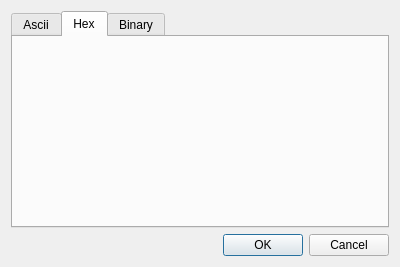
This is addsequence.ui in rcetin/pipo as Qt 5 draws it before an edit. The edited form follows.
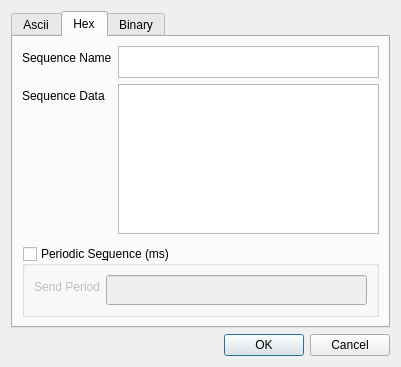
This is the edited form. The open tabs and pages were chosen to show the change.

Commit message: hex input is added to serial sequences

```diff
--- a/addsequence.ui
+++ b/addsequence.ui
@@ -6,8 +6,8 @@
    <rect>
     <x>0</x>
     <y>0</y>
-    <width>400</width>
-    <height>267</height>
+    <width>401</width>
+    <height>367</height>
    </rect>
   </property>
   <property name="windowTitle">
@@ -172,6 +172,105 @@
       <attribute name="title">
        <string>Hex</string>
       </attribute>
+      <layout class="QFormLayout" name="formLayout_5">
+       <item row="0" column="0">
+        <widget class="QLabel" name="label_4">
+         <property name="text">
+          <string>Sequence Name</string>
+         </property>
+        </widget>
+       </item>
+       <item row="1" column="0">
+        <widget class="QLabel" name="label_5">
+         <property name="text">
+          <string>Sequence Data</string>
+         </property>
+        </widget>
+       </item>
+       <item row="3" column="0" colspan="2">
+        <widget class="QGroupBox" name="groupBox_2">
+         <property name="title">
+          <string>Periodic Se&amp;quence (ms)</string>
+         </property>
+         <property name="checkable">
+          <bool>true</bool>
+         </property>
+         <property name="checked">
+          <bool>false</bool>
+         </property>
+         <layout class="QFormLayout" name="formLayout_4">
+          <item row="0" column="0">
+           <widget class="QLabel" name="label_6">
+            <property name="text">
+             <string>Send Period</string>
+            </property>
+           </widget>
+          </item>
+          <item row="0" column="1">
+           <widget class="QLineEdit" name="hexPeriod">
+            <property name="sizePolicy">
+             <sizepolicy hsizetype="Minimum" vsizetype="Minimum">
+              <horstretch>0</horstretch>
+              <verstretch>0</verstretch>
+             </sizepolicy>
+            </property>
+            <property name="minimumSize">
+             <size>
+              <width>255</width>
+              <height>30</height>
+             </size>
+            </property>
+           </widget>
+          </item>
+         </layout>
+        </widget>
+       </item>
+       <item row="2" column="0">
+        <spacer name="verticalSpacer_2">
+         <property name="orientation">
+          <enum>Qt::Vertical</enum>
+         </property>
+         <property name="sizeHint" stdset="0">
+          <size>
+           <width>20</width>
+           <height>40</height>
+          </size>
+         </property>
+        </spacer>
+       </item>
+       <item row="0" column="1">
+        <widget class="QTextEdit" name="hexName">
+         <property name="sizePolicy">
+          <sizepolicy hsizetype="Minimum" vsizetype="Minimum">
+           <horstretch>0</horstretch>
+           <verstretch>0</verstretch>
+          </sizepolicy>
+         </property>
+         <property name="minimumSize">
+          <size>
+           <width>0</width>
+           <height>30</height>
+          </size>
+         </property>
+        </widget>
+       </item>
+       <item row="1" column="1">
+        <widget class="QTextEdit" name="hexInput">
+         <property name="sizePolicy">
+          <sizepolicy hsizetype="Minimum" vsizetype="Minimum">
+           <horstretch>0</horstretch>
+           <verstretch>0</verstretch>
+          </sizepolicy>
+         </property>
+         <property name="minimumSize">
+          <size>
+           <width>0</width>
+           <height>150</height>
+          </size>
+         </property>
+        </widget>
+       </item>
+      </layout>
      </widget>
      <widget class="QWidget" name="tab_3">
       <attribute name="title">
```
Left out of the diff: 2 changed lines with no effect on the pictures. The commit also changes 2 other files.
